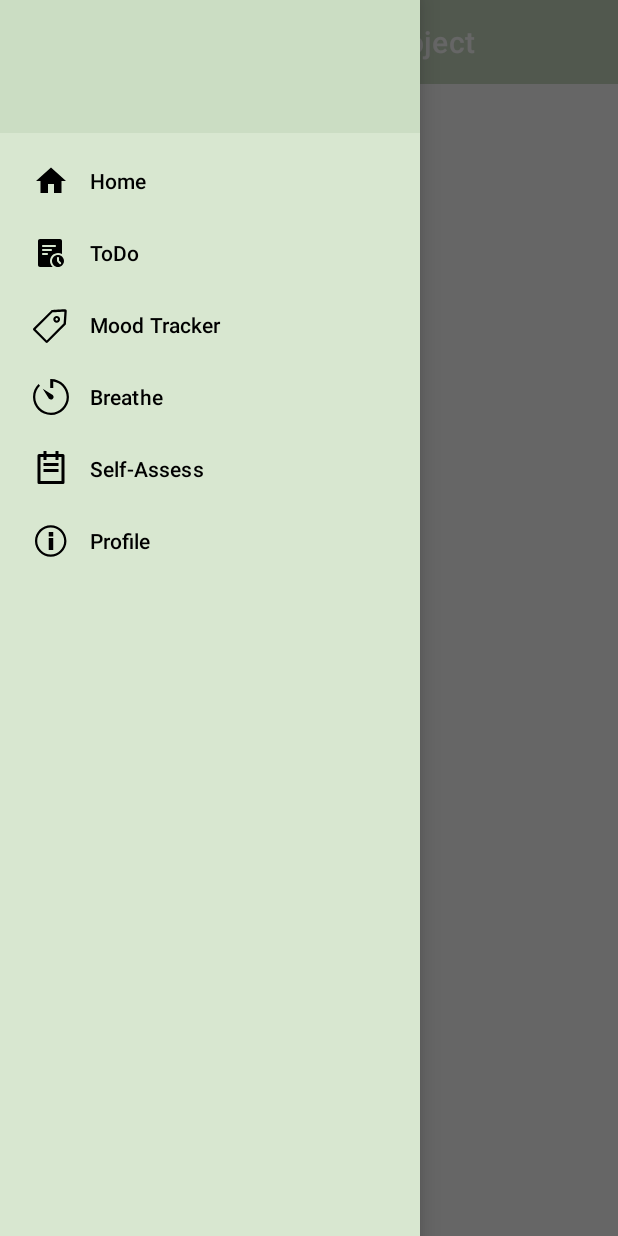
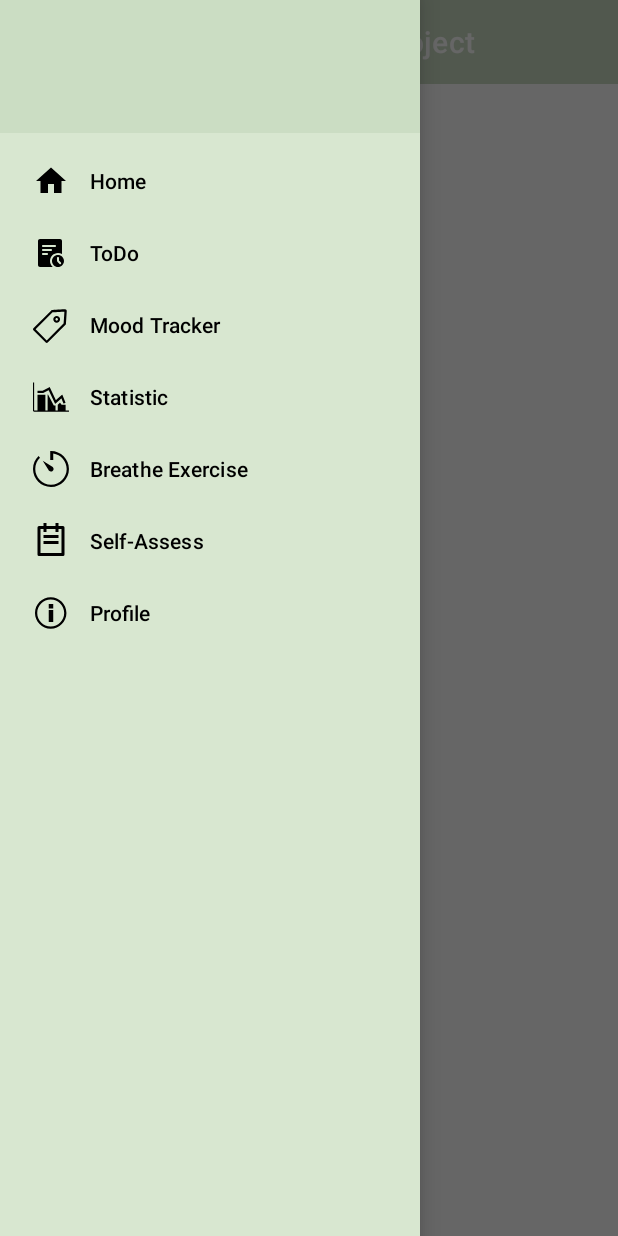
Before and after one commit to SunnyScenery/5520Project, an Android app: the MainActivity screen opened directly, with no data from a screen before it, with the side drawer open, on a phone screen of 412 x 824 dp. Run offline under Robolectric (Android 15) with nearby library versions, the phone set to English and light mode, and no system bars.

Commit message:
add statistic to menu

```diff
--- /dev/null
+++ b/NUMAD22Sp_BDD_Project/app/src/main/res/drawable/ic_statis.xml
@@ -0,0 +1,9 @@
+<vector xmlns:android="http://schemas.android.com/apk/res/android"
+    android:width="200dp"
+    android:height="200dp"
+    android:viewportWidth="1024"
+    android:viewportHeight="1024">
+    <path
+        android:pathData="M624.7 698.6L446.4 319.8c-1-2.1-3.5-2.9-5.5-1.8L290 398.1c-2.3 1.2-4.9 1.9-7.5 1.9H136c-4.4 0-8-3.6-8-8v-48c0-4.4 3.6-8 8-8h133.6c0.7 0 1.3-0.2 1.9-0.5l195-103.6c4-2.1 9-0.5 11 3.7l171 363.3c1.1 2.4 4.3 3.1 6.3 1.3l170.4-150.9c4.2-3.7 10.7-2.1 12.8 3.1l84.9 216.5c1.6 4.1-0.4 8.8-4.5 10.4l-44.7 17.5c-4.1 1.6-8.8-0.4-10.4-4.5l-53.6-136.6c-1-2.6-4.3-3.4-6.4-1.5l-166.1 147c-4 3.5-10.2 2.2-12.5-2.6z M1024 900v24c0 2.2-1.8 4-4 4H32c-17.7 0-32-14.3-32-32V100c0-2.2 1.8-4 4-4h24c2.2 0 4 1.8 4 4v788c0 4.4 3.6 8 8 8h88V452c0-2.2 1.8-4 4-4h216c2.2 0 4 1.8 4 4v444h64V448.5c0-8.4 11.2-11.1 15.1-3.7l156.4 298.6c2.8 5.3 8.2 8.6 14.2 8.6H636c2.2 0 4 1.8 4 4v140h64V739.3c0-2.1 0.8-4.2 2.3-5.7l58.4-58.4c1.7-1.7 4.6-1.5 6 0.4l42.8 57.1c1.5 2 3.9 3.2 6.4 3.2h104c2.2 0 4 1.8 4 4v156h92c2.3 0.1 4.1 1.9 4.1 4.1z"
+        android:fillColor="#323233"/>
+</vector>
--- a/NUMAD22Sp_BDD_Project/app/src/main/res/menu/drawer_menu.xml
+++ b/NUMAD22Sp_BDD_Project/app/src/main/res/menu/drawer_menu.xml
@@ -18,9 +18,13 @@
             android:icon="@drawable/ic_moodtrack"
             android:title="Mood Tracker"/>
 
+        <item android:id="@+id/nav_stats"
+            android:icon="@drawable/ic_statis"
+            android:title="Statistic"/>
+
         <item android:id="@+id/nav_breathe"
             android:icon="@drawable/ic_breath"
-            android:title="Breathe"/>
+            android:title="Breathe Exercise"/>
 
         <item android:id="@+id/nav_quiz"
             android:icon="@drawable/ic_assess"
```
